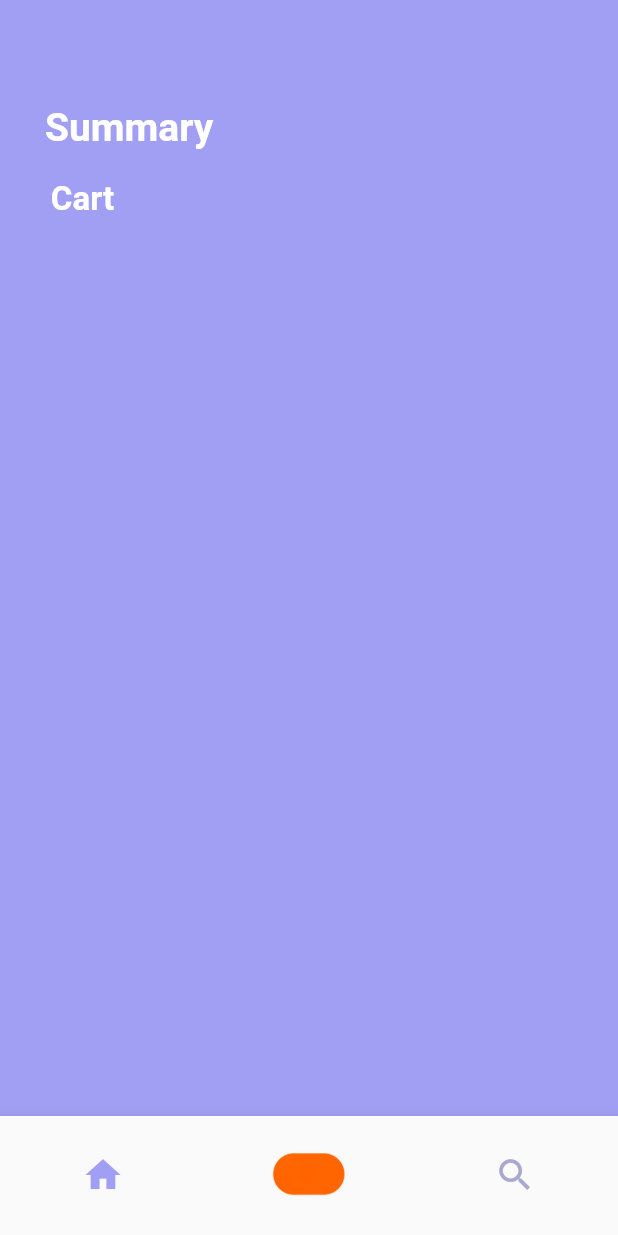
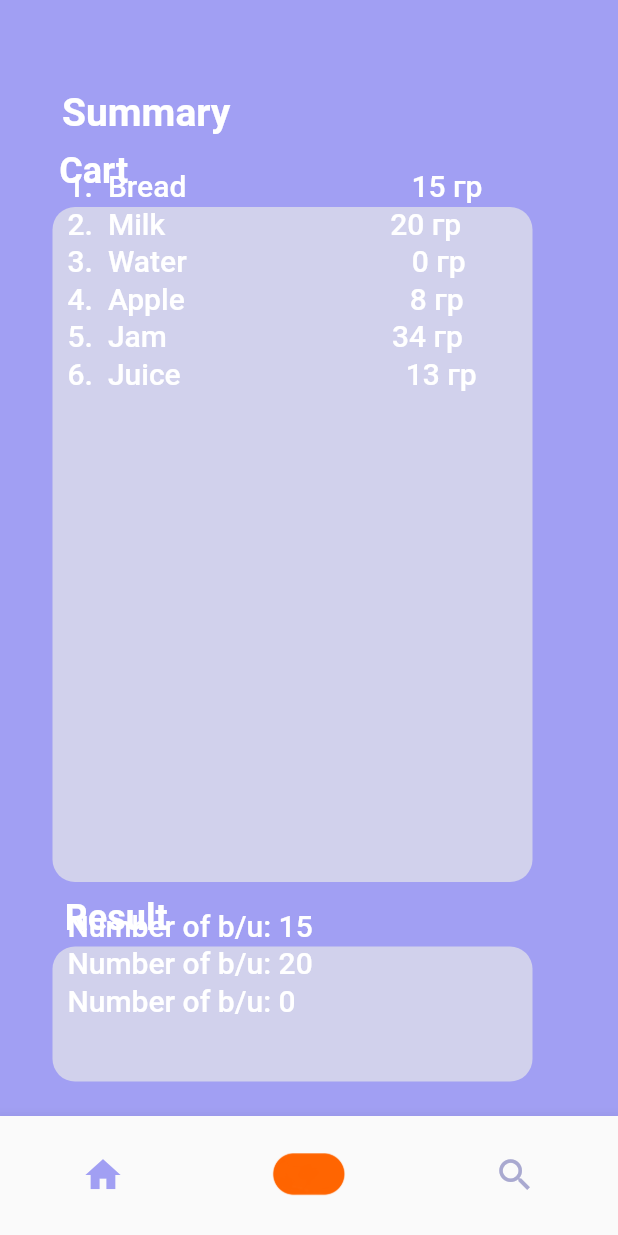
Before and after one commit to khusainnov/summary_project, a Flutter app: the screen it shows after launch, on a phone screen of 412 x 824 dp. Run offline on Flutter 3.47's test engine with Material 2 defaults, Android fonts, the light colour scheme and no system bars; missing offline and left inert: dart:ffi.

Commit message:
Home screen without DB

```diff
--- a/lib/homeScreen.dart
+++ b/lib/homeScreen.dart
@@ -1,4 +1,8 @@
+import 'dart:ffi';
+
+import 'package:flutter/cupertino.dart';
 import 'package:flutter/material.dart';
+import 'package:flutter/widgets.dart';
 
 class HomeScreenPage extends StatefulWidget {
   const HomeScreenPage({Key? key}) : super(key: key);
@@ -9,14 +13,127 @@ class HomeScreenPage extends StatefulWidget {
 
 class _HomeScreenPageState extends State<HomeScreenPage> {
 
-  late List itemCount = [];
+  final List<String> products = [
+    "Bread",
+    "Milk",
+    "Water",
+    "Apple",
+    "Jam",
+    "Juice",
+  ];
+
+  List<int> colories = [
+    15,
+    20,
+    0,
+    8,
+    34,
+    13,
+  ];
+
+  List<int> sumColories = [
+    8,
+    34,
+    13,
+  ];
 
   @override
   Widget build(BuildContext context) {
     return Scaffold(
-      backgroundColor: Color.fromRGBO(161, 159, 243, 1.0),
-      body:
-        Column(
+        backgroundColor: Color.fromRGBO(161, 159, 243, 1.0),
+        body: Column(
+          // mainAxisAlignment: MainAxisAlignment.center,
+          children: [
+            Container(
+              margin: EdgeInsets.only(top: 60, right: 160),
+              child: Text('Summary', style: TextStyle(color: Colors.white, fontSize: 26, fontWeight: FontWeight.w700),),
+            ),
+            SizedBox(height: 10,),
+            Container(
+              margin: EdgeInsets.only(right: 230),
+              child: Text('Cart', style: TextStyle(color: Colors.white, fontWeight: FontWeight.w600, fontSize: 24),),
+            ),
+            SizedBox(height: 10,),
+            Container(
+              child: ListView.builder(itemCount: products.length, itemBuilder: (BuildContext context, int index){
+                return Container(
+                  height: 25,
+                  child: Row(
+                    children: [
+                      Container(
+                        margin: EdgeInsets.only(left: 10),
+                        child: Text('${index + 1}.', style: TextStyle(color: Colors.white, fontSize: 20, fontWeight: FontWeight.w500, height: -1.2),),
+                      ),
+                      SizedBox(width: 10),
+                      Center(
+                        child: Text('${products[index]}',
+                        style: TextStyle(color: Colors.white, fontSize: 20, fontWeight: FontWeight.w500, height: -1.2))
+                      ),
+                      SizedBox(width: 150,),
+                      Center(
+                          child: Text('${colories[index]} гр',
+                              style: TextStyle(color: Colors.white, fontSize: 20, fontWeight: FontWeight.w500, height: -1.2), textAlign: TextAlign.end,)
+                      ),
+                    ],
+                  ),
+                );
+              }),
+              margin: EdgeInsets.only(left: 35, ),
+              width: 320,
+              height: 450,
+              decoration: BoxDecoration(
+              color: Color.fromRGBO(209, 209, 236, 1.0),
+              borderRadius: BorderRadius.all(Radius.circular(15.0)),
+              ),
+            ),
+            SizedBox(height: 10,),
+            Container(
+              margin: EdgeInsets.only(right: 200),
+              child: Text('Result', style: TextStyle(color: Colors.white, fontSize: 24, fontWeight: FontWeight.w600),),
+            ),
+              SizedBox(height: 5,),
+              Container(
+                child: Center(
+                child: ListView.builder(itemCount: sumColories.length, itemBuilder: (BuildContext context, int index){
+                  return Container(
+                    height: 25,
+                    child: Row(
+                      children: [
+                        SizedBox(width: 10,),
+                        Text('Number of b/u: ${colories[index]}',
+                          style: TextStyle(color: Colors.white, fontSize: 20, fontWeight: FontWeight.w500, height: -1.2),),
+                        ],
+                      ),
+                    );
+                  }),
+                ),
+                margin: EdgeInsets.only(left: 35),
+                width: 320,
+                height: 90,
+                decoration: BoxDecoration(
+                  color: Color.fromRGBO(209, 209, 236, 1.0),
+                  borderRadius: BorderRadius.all(Radius.circular(15.0)),
+                ),
+              ),
+          ],
+        ),
+    );
+  }
+}
+
+
+/*
+  Container(
+            width: 320,
+            height: 500,
+            decoration: BoxDecoration(
+              color: Color.fromRGBO(209, 209, 236, 1.0),
+              borderRadius: BorderRadius.all(Radius.circular(15.0)),
+            ),
+          ),
+        )
+
+*  Column(
         mainAxisAlignment: MainAxisAlignment.start,
         crossAxisAlignment: CrossAxisAlignment.start,
         children: [
@@ -36,9 +153,7 @@ class _HomeScreenPageState extends State<HomeScreenPage> {
           ),
         ],
       ),
-    );
-  }
-}
+* */
 
 /* body: Container(
      child: Container(
```
